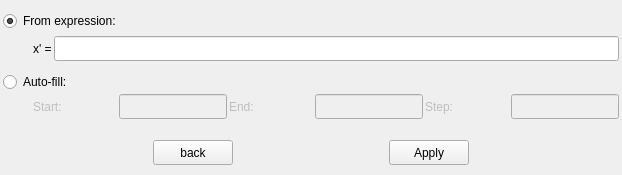
Qt form DataPlot/filloptions.ui (AdelKS/ZeGrapher) before a commit.
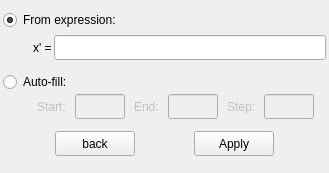
The same form after that commit.

Diff of the .ui file:
```diff
--- a/DataPlot/filloptions.ui
+++ b/DataPlot/filloptions.ui
@@ -6,8 +6,8 @@
    <rect>
     <x>0</x>
     <y>0</y>
-    <width>622</width>
-    <height>175</height>
+    <width>329</width>
+    <height>173</height>
    </rect>
   </property>
   <property name="sizePolicy">
@@ -21,7 +21,7 @@
   </property>
   <layout class="QVBoxLayout" name="verticalLayout">
    <property name="spacing">
-    <number>6</number>
+    <number>8</number>
    </property>
    <property name="leftMargin">
     <number>3</number>
@@ -146,8 +146,8 @@
          </property>
          <property name="sizeHint" stdset="0">
           <size>
-           <width>30</width>
-           <height>20</height>
+           <width>27</width>
+           <height>17</height>
           </size>
          </property>
         </spacer>
@@ -157,6 +157,12 @@
          <property name="enabled">
           <bool>false</bool>
          </property>
+         <property name="sizePolicy">
+          <sizepolicy hsizetype="Fixed" vsizetype="Preferred">
+           <horstretch>0</horstretch>
+           <verstretch>0</verstretch>
+          </sizepolicy>
+         </property>
          <property name="text">
           <string>Start:</string>
          </property>
@@ -181,7 +187,7 @@
          </property>
          <property name="maximumSize">
           <size>
-           <width>16777215</width>
+           <width>50</width>
            <height>25</height>
           </size>
          </property>
@@ -195,6 +201,12 @@
          <property name="enabled">
           <bool>false</bool>
          </property>
+         <property name="sizePolicy">
+          <sizepolicy hsizetype="Fixed" vsizetype="Preferred">
+           <horstretch>0</horstretch>
+           <verstretch>0</verstretch>
+          </sizepolicy>
+         </property>
          <property name="text">
           <string>End:</string>
          </property>
@@ -219,7 +231,7 @@
          </property>
          <property name="maximumSize">
           <size>
-           <width>16777215</width>
+           <width>50</width>
            <height>25</height>
           </size>
          </property>
@@ -233,6 +245,12 @@
          <property name="enabled">
           <bool>false</bool>
          </property>
+         <property name="sizePolicy">
+          <sizepolicy hsizetype="Fixed" vsizetype="Preferred">
+           <horstretch>0</horstretch>
+           <verstretch>0</verstretch>
+          </sizepolicy>
+         </property>
          <property name="text">
           <string>Step:</string>
          </property>
@@ -251,7 +269,7 @@
          </property>
          <property name="maximumSize">
           <size>
-           <width>16777215</width>
+           <width>50</width>
            <height>25</height>
           </size>
          </property>
@@ -264,22 +282,6 @@
      </item>
     </layout>
    </item>
-   <item>
-    <spacer name="verticalSpacer_2">
-     <property name="orientation">
-      <enum>Qt::Vertical</enum>
-     </property>
-     <property name="sizeType">
-      <enum>QSizePolicy::Fixed</enum>
-     </property>
-     <property name="sizeHint" stdset="0">
-      <size>
-       <width>20</width>
-       <height>10</height>
-      </size>
-     </property>
-    </spacer>
-   </item>
    <item>
     <layout class="QHBoxLayout" name="horizontalLayout_5">
      <item>
@@ -349,6 +351,22 @@
      </item>
     </layout>
    </item>
+   <item>
+    <spacer name="verticalSpacer_2">
+     <property name="orientation">
+      <enum>Qt::Vertical</enum>
+     </property>
+     <property name="sizeType">
+      <enum>QSizePolicy::Fixed</enum>
+     </property>
+     <property name="sizeHint" stdset="0">
+      <size>
+       <width>20</width>
+       <height>10</height>
+      </size>
+     </property>
+    </spacer>
+   </item>
   </layout>
  </widget>
  <resources/>
```
Left out of the diff: 192 changed lines with no effect on the pictures.
